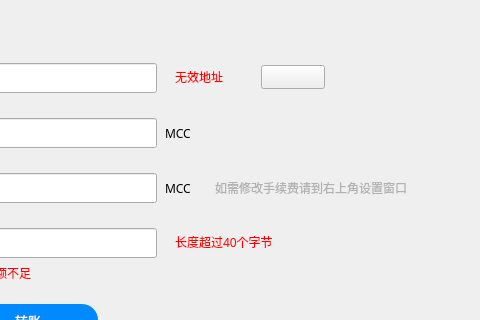
This is transferpage.ui in realm520/usewallet-qt as Qt 5 draws it before an edit; both pictures show x 215 to 695 and y 82 to 402 of the 857 by 529 pixel window. The edited form follows.
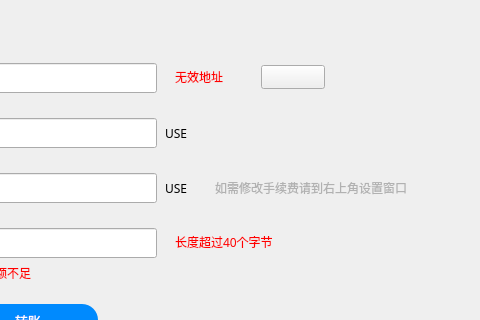
This is the edited form.

The edit to the form file:
```diff
--- a/transferpage.ui
+++ b/transferpage.ui
@@ -267,7 +267,7 @@
     <string notr="true"/>
    </property>
    <property name="text">
-    <string>MCC</string>
+    <string>USE</string>
    </property>
   </widget>
   <widget class="QLabel" name="feeLabel">
@@ -332,7 +332,7 @@
     <string notr="true"/>
    </property>
    <property name="text">
-    <string>MCC</string>
+    <string>USE</string>
    </property>
   </widget>
   <widget class="QLabel" name="tipLabel3">
```
